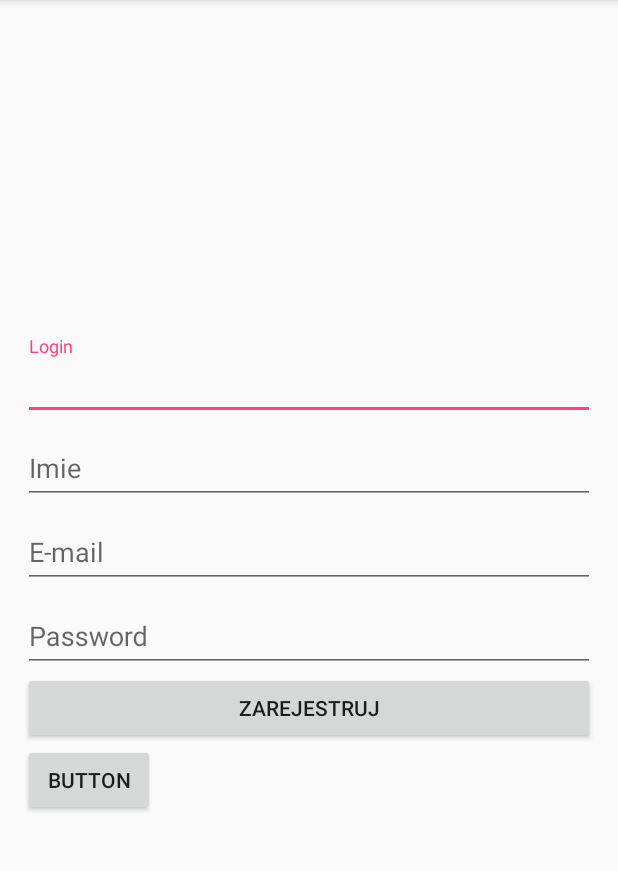
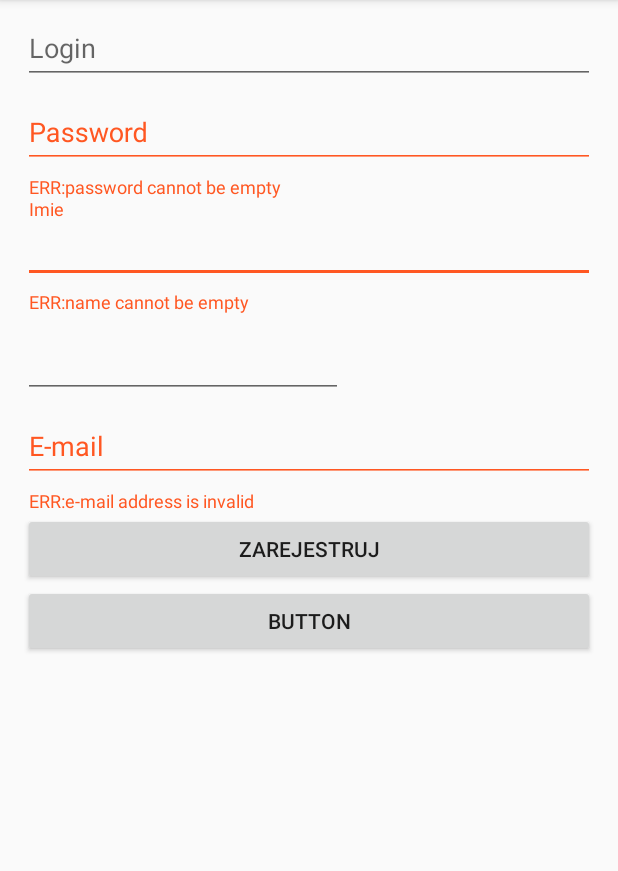
Before and after one commit to piowik/bait-chodznapiwo, an Android app: the screen it shows after launch (RegisterActivity), after a tap on "ZAREJESTRUJ", on a phone screen of 412 x 824 dp, the part 84-955 px from its top. Run offline under Robolectric (Android 15) with nearby library versions, the phone set to English and light mode, and no system bars; our stand-ins replace Volley; network calls fail; 1 statement that could not run was skipped.

Commit message:
Registration done

```diff
--- a/app/build.gradle
+++ b/app/build.gradle
@@ -20,6 +20,7 @@ android {
 }
 
 dependencies {
+
     compile fileTree(include: ['*.jar'], dir: 'libs')
     androidTestCompile('com.android.support.test.espresso:espresso-core:2.2.2', {
         exclude group: 'com.android.support', module: 'support-annotations'
@@ -31,6 +32,8 @@ dependencies {
     compile 'com.google.firebase:firebase-messaging:10.2.1'
     testCompile 'junit:junit:4.12'
     compile 'com.firebase:firebase-jobdispatcher:0.8.4'
+    compile 'com.android.volley:volley:1.0.0'
+
 }
 
 
--- a/app/src/main/java/bait/chodznapiwo/RegisterActivity.java
+++ b/app/src/main/java/bait/chodznapiwo/RegisterActivity.java
@@ -6,11 +6,26 @@ import android.support.v7.app.AppCompatActivity;
 import android.text.TextUtils;
 import android.util.Log;
 import android.view.View;
+import android.view.WindowManager;
 import android.widget.Button;
 import android.widget.EditText;
 import android.widget.Toast;
 
+import com.android.volley.NetworkResponse;
+import com.android.volley.Request;
+import com.android.volley.Response;
+import com.android.volley.VolleyError;
+import com.android.volley.toolbox.StringRequest;
 import com.google.firebase.iid.FirebaseInstanceId;
+
+import org.json.JSONException;
+import org.json.JSONObject;
+
+import java.util.HashMap;
+import java.util.Map;
+
+import bait.chodznapiwo.app.AppController;
+import bait.chodznapiwo.app.Networking;
 
 /**
  * Created by Piotrek on 25.11.2017.
@@ -20,8 +35,8 @@ import com.google.firebase.iid.FirebaseInstanceId;
 public class RegisterActivity extends AppCompatActivity {
 
     private final String TAG = RegisterActivity.class.getSimpleName();
-    private EditText mInputLogin, mInputName, mInputEmail, mInputPassword;
-    private TextInputLayout mInputLayoutLogin, mInputLayoutName, mInputLayoutEmail, mInputLayoutPassword;
+    private EditText mInputLogin, mInputName, mInputEmail, mInputPassword, mInputPhone;
+    private TextInputLayout mInputLayoutLogin, mInputLayoutName, mInputLayoutEmail, mInputLayoutPassword, mInputLayoutPhone;
     private Button mRegisterButton;
 
     private Button mFireButt;
@@ -37,15 +52,36 @@ public class RegisterActivity extends AppCompatActivity {
         mInputLayoutName = (TextInputLayout) findViewById(R.id.input_layout_name);
         mInputLayoutEmail = (TextInputLayout) findViewById(R.id.input_layout_email);
         mInputLayoutPassword = (TextInputLayout) findViewById(R.id.input_layout_password);
+        mInputLayoutPhone = (TextInputLayout) findViewById(R.id.input_layout_phone);
         mInputName = (EditText) findViewById(R.id.input_name);
         mRegisterButton = (Button) findViewById(R.id.buttonRegister);
         mInputLogin = (EditText) findViewById(R.id.input_login);
         mInputEmail = (EditText) findViewById(R.id.input_email);
         mInputPassword = (EditText) findViewById(R.id.input_password);
+        mInputPhone = (EditText) findViewById(R.id.input_phone);
 
         mRegisterButton.setOnClickListener(new View.OnClickListener() {
             @Override
             public void onClick(View view) {
+                validateName();
+                validateEmail();
+                validatePassword();
+
+                String login = mInputLogin.getText().toString();
+                String name = mInputName.getText().toString();
+                String email = mInputEmail.getText().toString();
+                String password = mInputPassword.getText().toString();
+                String phone = mInputPhone.getText().toString();
+                String token = FirebaseInstanceId.getInstance().getToken();
+
+                Log.d("login", login);
+                Log.d("name", name);
+                Log.d("email", email);
+                Log.d("password", password);
+                Log.d("phone", phone);
+                Log.d("token", token);
+
+                register(login, name, password, email, phone, token);
 
             }
         });
@@ -64,7 +100,113 @@ public class RegisterActivity extends AppCompatActivity {
         });
     }
 
+    /**
+     * logging in user, http post request
+     */
+    private void register(final String user, final String name, final String password, final String email, final String phone, final String token) {
+        StringRequest strReq = new StringRequest(Request.Method.POST,
+                Networking.REGISTER, new Response.Listener<String>() {
+
+            @Override
+            public void onResponse(String response) {
+                Log.e(TAG, "response: " + response);
+
+                try {
+                    JSONObject obj = new JSONObject(response);
+
+                    if (!obj.getBoolean("error")) {
+//                        JSONObject userObj = obj.getJSONObject("user");
+
+  //                              userObj.getString("name"),
+
+                        Toast.makeText(RegisterActivity.this, "Success!", Toast.LENGTH_SHORT).show();
+                        finish();
+                    } else {
+                        if (obj.getInt("error_code") == 2) {
+                            mInputLayoutName.setError("User already exists");
+                            requestFocus(mInputLayoutName);
+                        } else
+                            Toast.makeText(getApplicationContext(), "" + obj.getString("message"), Toast.LENGTH_LONG).show();
+                    }
+                } catch (JSONException e) {
+                    Log.e(TAG, "json parsing error: " + e.getMessage());
+                }
+            }
+        }, new Response.ErrorListener() {
+
+            @Override
+            public void onErrorResponse(VolleyError error) {
+                NetworkResponse networkResponse = error.networkResponse;
+                Log.e(TAG, "Volley error: " + error.getMessage() + ", code: " + networkResponse);
+
+            }
+        }) {
+
+            @Override
+            protected Map<String, String> getParams() {
+                Map<String, String> params = new HashMap<>();
+                params.put("user", user);
+                params.put("name", name);
+                params.put("password", password);
+                params.put("email", email);
+                params.put("tel", phone);
+                params.put("token", token);
+                Log.e(TAG, "params: " + params.toString());
+                return params;
+            }
+        };
+
+        //Adding request to request queue
+        AppController.getInstance().addToRequestQueue(strReq);
+    }
+
+
     private static boolean isValidEmail(String email) {
         return !TextUtils.isEmpty(email) && android.util.Patterns.EMAIL_ADDRESS.matcher(email).matches();
     }
+
+
+
+    private void requestFocus(View view) {
+        if (view.requestFocus()) {
+            getWindow().setSoftInputMode(WindowManager.LayoutParams.SOFT_INPUT_STATE_ALWAYS_VISIBLE);
+        }
+    }
+
+    private boolean validateName() {
+        String nameString = mInputName.getText().toString().trim().toLowerCase();
+        if (nameString.isEmpty()) {
+            mInputLayoutName.setError("ERR:name cannot be empty");
+            requestFocus(mInputName);
+            return false;
+        } else if (nameString.contains("bot") || nameString.contains("admin")) {
+            mInputLayoutName.setError("ERR:username invalid");
+            requestFocus(mInputName);
+            return false;
+        } else
+            mInputLayoutName.setError(null);
+        return true;
+    }
+
+    private boolean validatePassword() {
+        String pwString = mInputPassword.getText().toString().trim().toLowerCase();
+        if (pwString.isEmpty()) {
+            mInputLayoutPassword.setError("ERR:password cannot be empty");
+            requestFocus(mInputName);
+            return false;
+        } else mInputLayoutPassword.setError(null);
+        return true;
+    }
+
+    // Validating email
+    private boolean validateEmail() {
+        String email = mInputEmail.getText().toString().trim();
+
+        if (email.isEmpty() || !isValidEmail(email)) {
+            mInputLayoutEmail.setError("ERR:e-mail address is invalid");
+            requestFocus(mInputEmail);
+            return false;
+        } else mInputLayoutEmail.setError(null);
+        return true;
+    }
 }
--- a/app/src/main/java/bait/chodznapiwo/app/AppController.java
+++ b/app/src/main/java/bait/chodznapiwo/app/AppController.java
@@ -1,6 +1,14 @@
 package bait.chodznapiwo.app;
 
 import android.app.Application;
+import android.text.TextUtils;
+
+import com.android.volley.Request;
+import com.android.volley.RequestQueue;
+import com.android.volley.toolbox.ImageLoader;
+import com.android.volley.toolbox.Volley;
+
+import java.util.ArrayList;
 
 /**
  * Created by Piotrek on 25.11.2017.
@@ -8,6 +16,7 @@ import android.app.Application;
 
 public class AppController extends Application {
 
+    private RequestQueue mRequestQueue;
     private static final String TAG = AppController.class
             .getSimpleName();
     private static AppController mInstance;
@@ -30,4 +39,30 @@ public class AppController extends Application {
         return mPrefManager;
     }
 
+
+    public RequestQueue getRequestQueue() {
+        if (mRequestQueue == null) {
+            mRequestQueue = Volley.newRequestQueue(getApplicationContext());
+        }
+
+        return mRequestQueue;
+    }
+
+
+    public <T> void addToRequestQueue(Request<T> req, String tag) {
+        // set the default tag if tag is empty
+        req.setTag(TextUtils.isEmpty(tag) ? TAG : tag);
+        getRequestQueue().add(req);
+    }
+
+    public <T> void addToRequestQueue(Request<T> req) {
+        req.setTag(TAG);
+        getRequestQueue().add(req);
+    }
+
+    public void cancelPendingRequests(Object tag) {
+        if (mRequestQueue != null) {
+            mRequestQueue.cancelAll(tag);
+        }
+    }
 }
--- a/app/src/main/res/layout/activity_register.xml
+++ b/app/src/main/res/layout/activity_register.xml
@@ -7,7 +7,7 @@
 
     <LinearLayout
         android:layout_width="match_parent"
-        android:layout_height="fill_parent"
+        android:layout_height="wrap_content"
         android:layout_alignParentStart="true"
         android:layout_marginLeft="15dp"
         android:layout_marginRight="15dp"
@@ -29,6 +29,20 @@
         </android.support.design.widget.TextInputLayout>
 
         <android.support.design.widget.TextInputLayout
+            android:id="@+id/input_layout_password"
+            android:layout_width="match_parent"
+            android:layout_height="wrap_content">
+
+            <EditText
+                android:id="@+id/input_password"
+                android:layout_width="match_parent"
+                android:layout_height="wrap_content"
+                android:hint="Password"
+                android:inputType="textPassword"/>
+
+        </android.support.design.widget.TextInputLayout>
+
+        <android.support.design.widget.TextInputLayout
             android:id="@+id/input_layout_name"
             android:layout_width="match_parent"
             android:layout_height="wrap_content">
@@ -40,6 +54,20 @@
                 android:hint="Imie"
                 android:inputType="textCapWords"/>
 
+        </android.support.design.widget.TextInputLayout>
+
+        <android.support.design.widget.TextInputLayout
+            android:id="@+id/input_layout_phone"
+            android:layout_width="match_parent"
+            android:layout_height="wrap_content">
+
+            <EditText
+                android:id="@+id/input_phone"
+                android:layout_width="wrap_content"
+                android:layout_height="wrap_content"
+                android:layout_weight="1"
+                android:ems="10"
+                android:inputType="phone"/>
         </android.support.design.widget.TextInputLayout>
 
         <android.support.design.widget.TextInputLayout
@@ -56,18 +84,6 @@
 
         </android.support.design.widget.TextInputLayout>
 
-        <android.support.design.widget.TextInputLayout
-            android:id="@+id/input_layout_password"
-            android:layout_width="match_parent"
-            android:layout_height="wrap_content">
-
-            <EditText
-                android:id="@+id/input_password"
-                android:layout_width="match_parent"
-                android:layout_height="wrap_content"
-                android:hint="Password"
-                android:inputType="textPassword"/>
-
         <Button
             android:id="@+id/buttonRegister"
             android:layout_width="match_parent"
@@ -77,11 +93,10 @@
 
         <Button
             android:id="@+id/button2"
-                android:layout_width="wrap_content"
+            android:layout_width="match_parent"
             android:layout_height="wrap_content"
             android:layout_weight="1"
             android:text="Button"/>
 
-        </android.support.design.widget.TextInputLayout>
     </LinearLayout>
 </RelativeLayout>
```
Also changed, not shown: app/src/main/java/bait/chodznapiwo/app/Networking.java (added, +14 -0 lines). Lines whose indentation alone changed are shown as unchanged.
